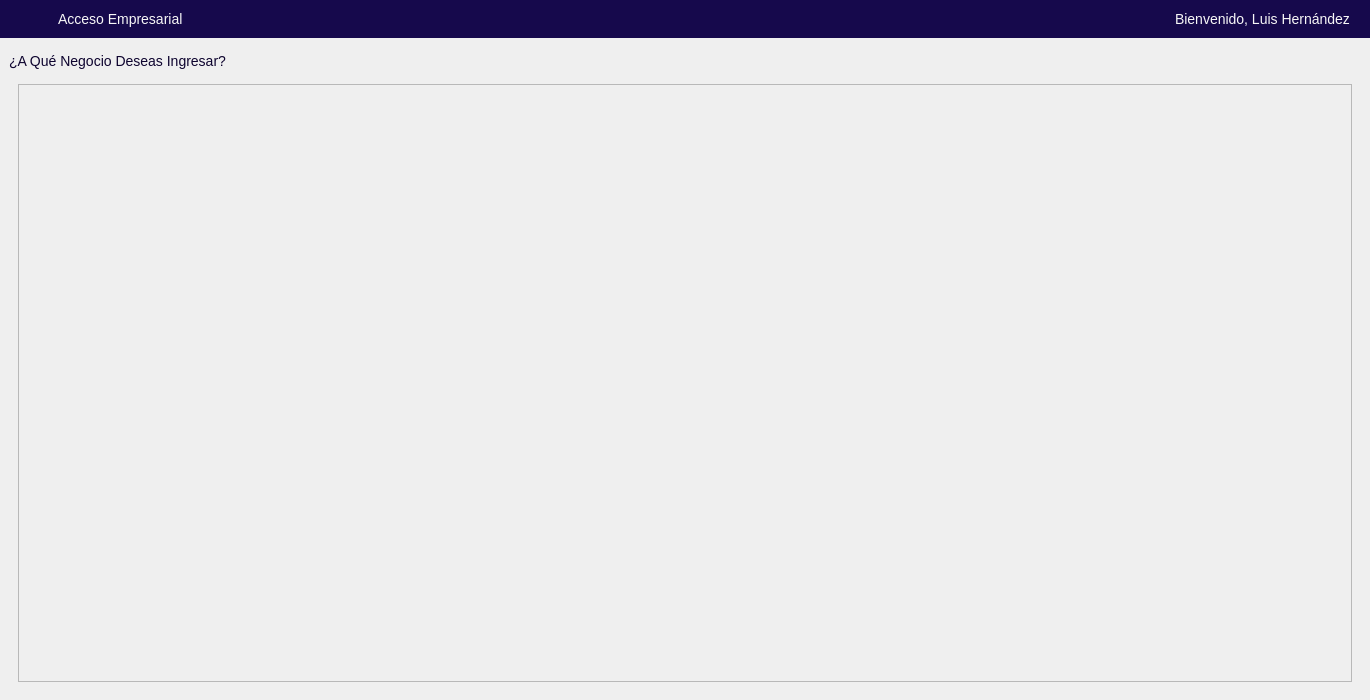
This is app/ui/chooseAnBusiness.ui in Brando-1510/Proyecto-Integrador-2.0 as Qt 5 draws it before an edit. The edited form follows.
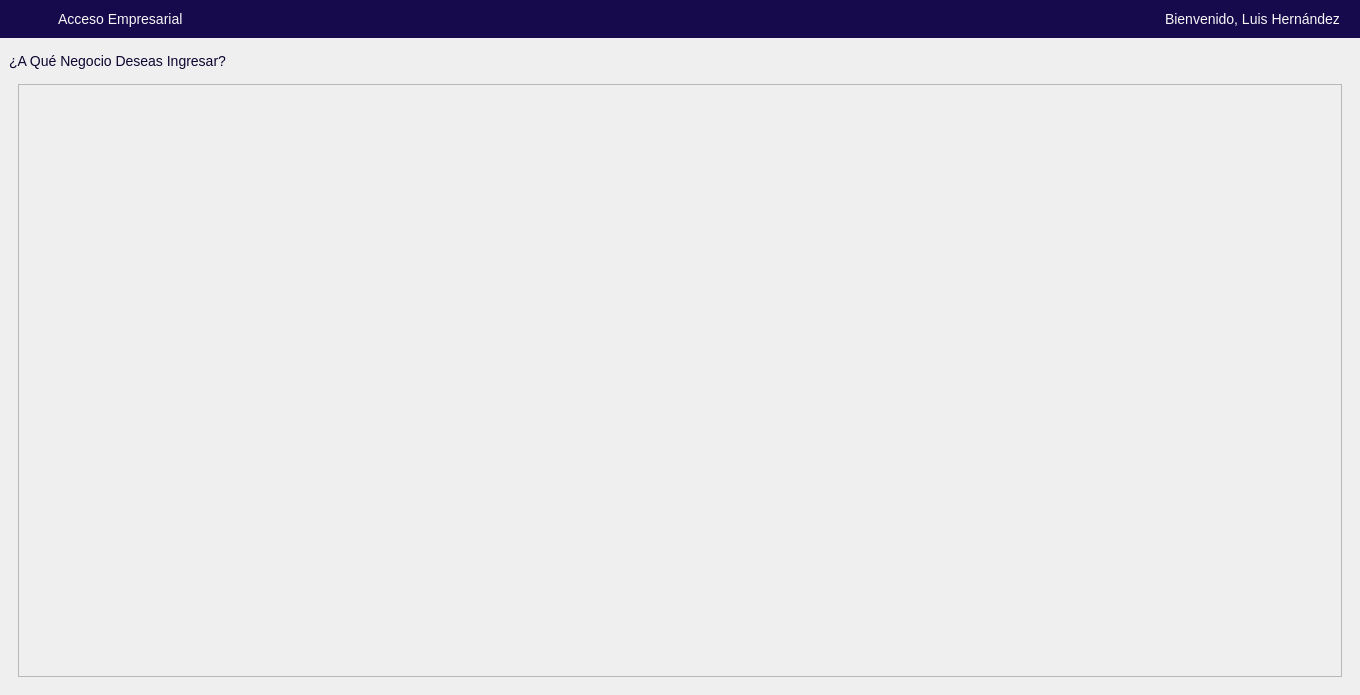
This is the edited form. Icons and pictures are not drawn.

```diff
--- a/app/ui/chooseAnBusiness.ui
+++ b/app/ui/chooseAnBusiness.ui
@@ -6,8 +6,8 @@
    <rect>
     <x>0</x>
     <y>0</y>
-    <width>1370</width>
-    <height>700</height>
+    <width>1360</width>
+    <height>695</height>
    </rect>
   </property>
   <property name="windowTitle">
```
